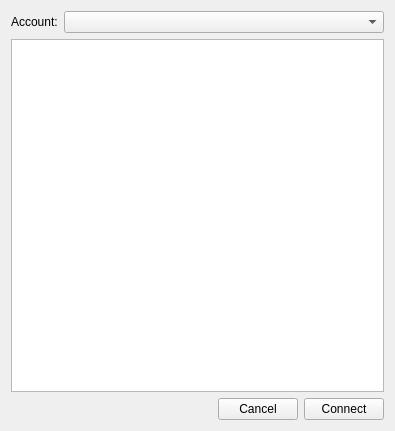
KDE/ktp-test-tool, file mainwindow.ui: the form before one commit.
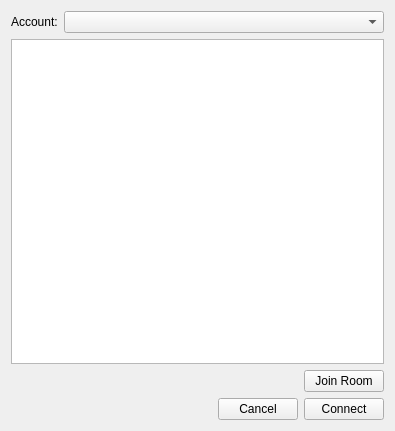
The form after the commit.

Commit message: Add a join room button

What changed in the file:
```diff
--- a/mainwindow.ui
+++ b/mainwindow.ui
@@ -57,6 +57,30 @@
      </property>
     </widget>
    </item>
+   <item>
+    <layout class="QHBoxLayout" name="horizontalLayout_2">
+     <item>
+      <spacer name="horizontalSpacer_2">
+       <property name="orientation">
+        <enum>Qt::Horizontal</enum>
+       </property>
+       <property name="sizeHint" stdset="0">
+        <size>
+         <width>40</width>
+         <height>20</height>
+        </size>
+       </property>
+      </spacer>
+     </item>
+     <item>
+      <widget class="QPushButton" name="joinRoomButton">
+       <property name="text">
+        <string>Join Room</string>
+       </property>
+      </widget>
+     </item>
+    </layout>
+   </item>
    <item>
     <layout class="QHBoxLayout" name="horizontalLayout">
      <item>
```
The commit also changes 2 other files.
